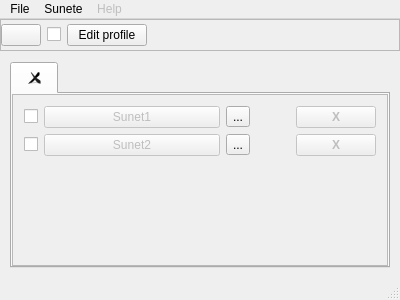
Above: mainwindow.ui from eddyp/podsoundboard before the change. Below: the same form after it.
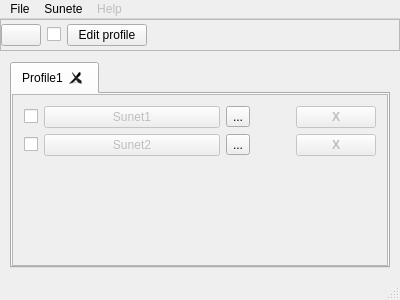
That is the form after the change. Icons and pictures are not drawn.

Commit message: name profile page; profile editor

Patch:
```diff
--- a/mainwindow.ui
+++ b/mainwindow.ui
@@ -201,7 +201,7 @@
               <iconset theme="sound"/>
              </attribute>
              <attribute name="title">
-              <string/>
+              <string>Profile1</string>
              </attribute>
              <layout class="QVBoxLayout" name="verticalLayout_4">
               <property name="spacing">
```
Left out of the diff: 34 changed lines with no effect on the pictures.
